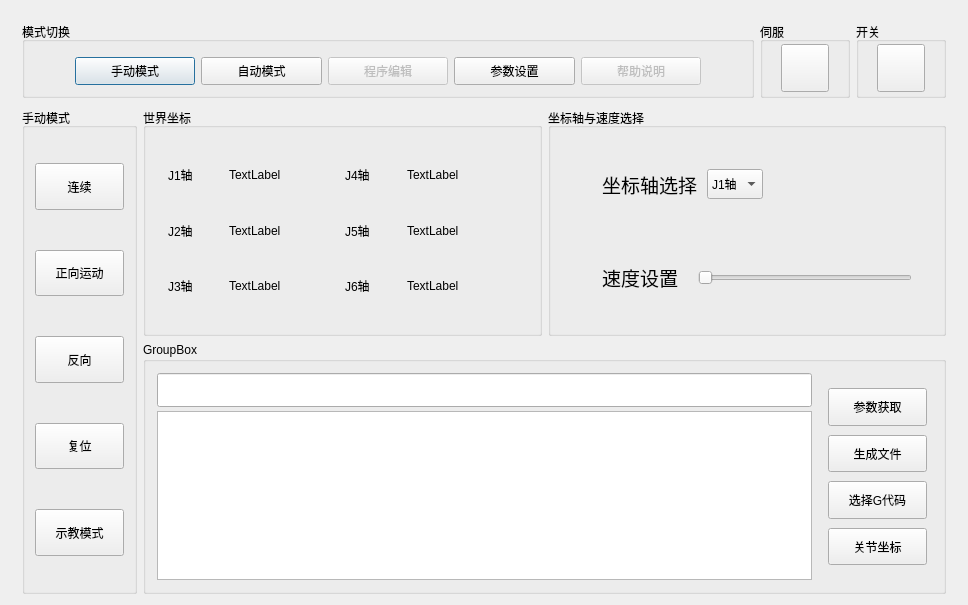
This is dialog.ui in southeast2017/Qt-axis as Qt 5 draws it before an edit. The edited form follows.
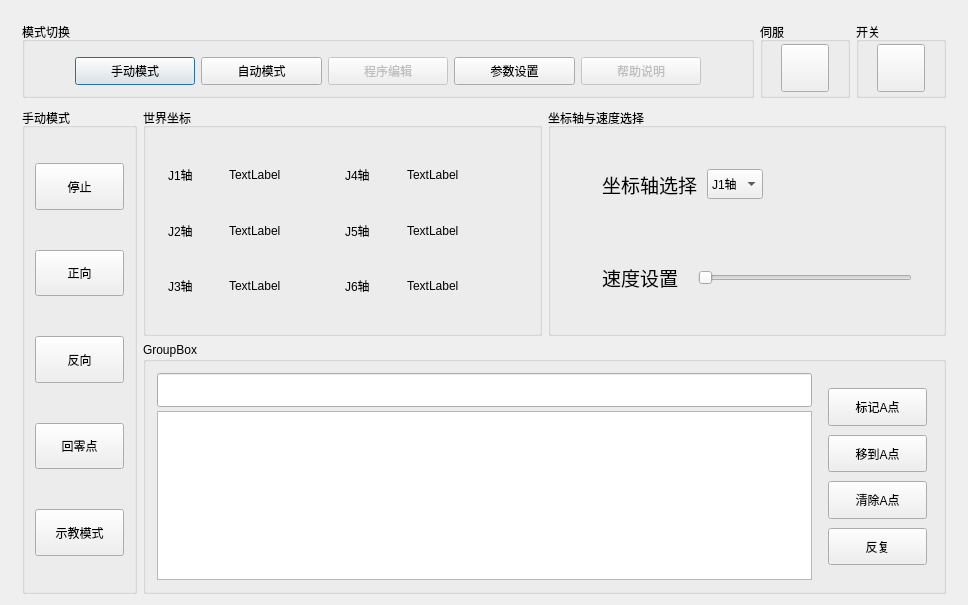
This is the edited form. The open tabs and pages were chosen to show the change.

Patch:
```diff
--- a/dialog.ui
+++ b/dialog.ui
@@ -286,7 +286,7 @@
              </sizepolicy>
             </property>
             <property name="text">
-             <string>连续</string>
+             <string>停止</string>
             </property>
            </widget>
           </item>
@@ -299,7 +299,7 @@
              </sizepolicy>
             </property>
             <property name="text">
-             <string>正向运动</string>
+             <string>正向</string>
             </property>
            </widget>
           </item>
@@ -325,7 +325,7 @@
              </sizepolicy>
             </property>
             <property name="text">
-             <string>复位</string>
+             <string>回零点</string>
             </property>
            </widget>
           </item>
@@ -1186,7 +1186,7 @@
                    </sizepolicy>
                   </property>
                   <property name="text">
-                   <string>参数获取</string>
+                   <string>标记A点</string>
                   </property>
                  </widget>
                 </item>
@@ -1199,7 +1199,7 @@
                    </sizepolicy>
                   </property>
                   <property name="text">
-                   <string>生成文件</string>
+                   <string>移到A点</string>
                   </property>
                  </widget>
                 </item>
@@ -1212,7 +1212,7 @@
                    </sizepolicy>
                   </property>
                   <property name="text">
-                   <string>选择G代码</string>
+                   <string>清除A点</string>
                   </property>
                  </widget>
                 </item>
@@ -1225,7 +1225,7 @@
                    </sizepolicy>
                   </property>
                   <property name="text">
-                   <string>关节坐标</string>
+                   <string>反复</string>
                   </property>
                  </widget>
                 </item>
```
Left out of the diff: 8 changed lines with no effect on the pictures.
